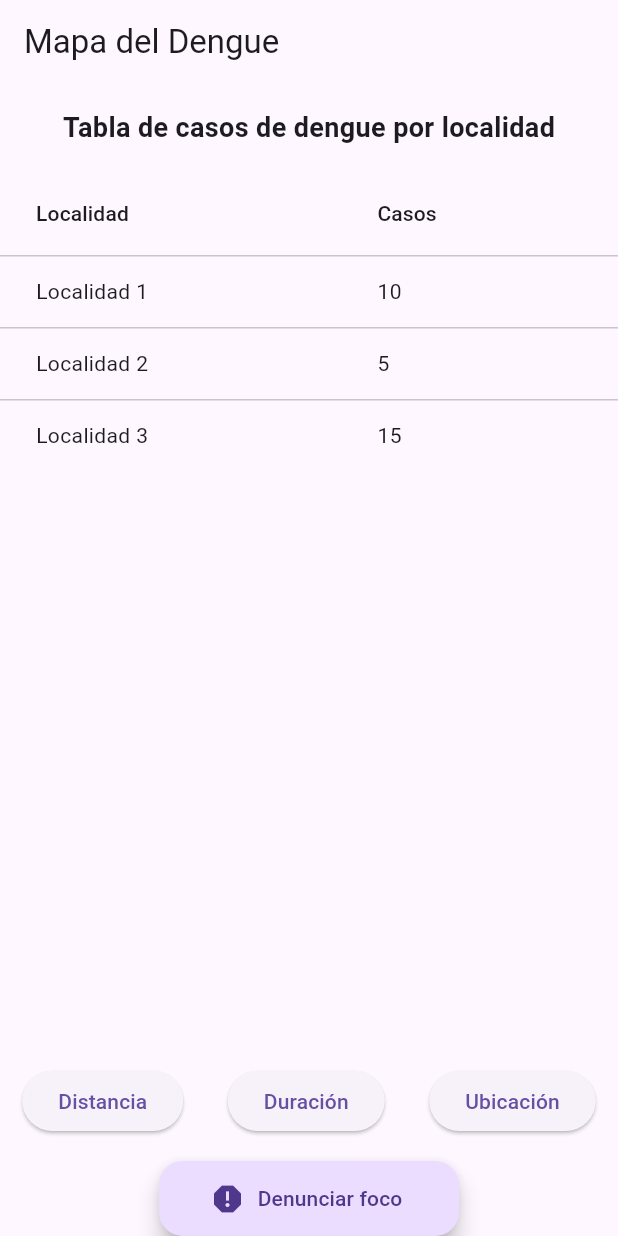
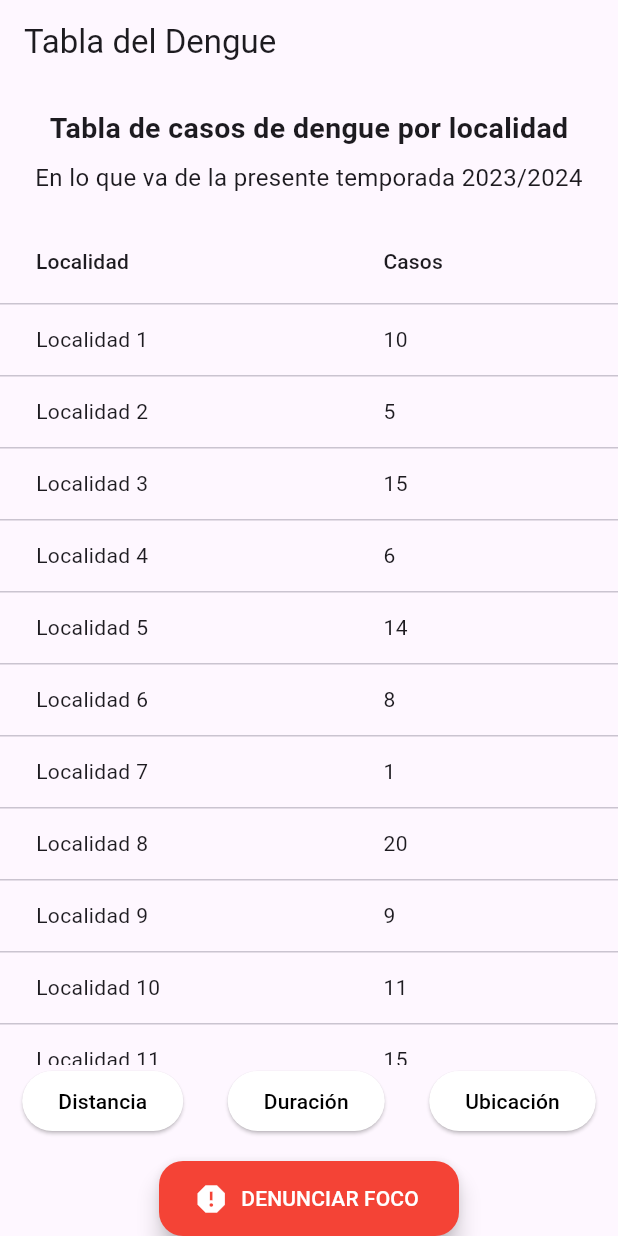
Before and after one commit to Error404Solutions/EpidemiApp, a Flutter app: the screen it shows after launch, on a phone screen of 412 x 824 dp. Run offline on Flutter 3.47's test engine with Material 3 defaults, Android fonts, the phone set to English and light mode, and no system bars; our stand-ins replace carousel_slider.

Commit message:
Adecuación para diseño final de casso sreportados

```diff
--- a/lib/src/casos_reportados.dart
+++ b/lib/src/casos_reportados.dart
@@ -10,9 +10,22 @@ class MyApp extends StatelessWidget {
   @override
   Widget build(BuildContext context) {
     return MaterialApp(
-      title: 'Mapa del Dengue',
+      title: 'Tabla del Dengue',
       theme: ThemeData(
-        primarySwatch: Colors.blue,
+        primarySwatch: Colors.red,
+        elevatedButtonTheme: ElevatedButtonThemeData(
+          style: ElevatedButton.styleFrom(
+            backgroundColor: Colors.white,
+            foregroundColor: Colors.black,
+            shape: RoundedRectangleBorder(
+              borderRadius: BorderRadius.circular(20),
+            ),
+          ),
+        ),
+        floatingActionButtonTheme: const FloatingActionButtonThemeData(
+          backgroundColor: Colors.red,
+          foregroundColor: Colors.white,
+        ),
       ),
       home: const PantallaPrincipal(),
     );
@@ -31,24 +44,46 @@ class _PantallaPrincipalState extends State<PantallaPrincipal> {
     Localidad('Localidad 1', 10),
     Localidad('Localidad 2', 5),
     Localidad('Localidad 3', 15),
+    Localidad('Localidad 4', 6),
+    Localidad('Localidad 5', 14),
+    Localidad('Localidad 6', 8),
+    Localidad('Localidad 7', 1),
+    Localidad('Localidad 8', 20),
+    Localidad('Localidad 9', 9),
+    Localidad('Localidad 10', 11),
+    Localidad('Localidad 11', 15),
+    Localidad('Localidad 12', 2),
   ];
 
   @override
   Widget build(BuildContext context) {
     return Scaffold(
       appBar: AppBar(
-        title: const Text('Mapa del Dengue'),
+        title: const Text('Tabla del Dengue'),
       ),
       body: Column(
         children: [
           const Padding(
             padding: EdgeInsets.all(16.0),
-            child: Text(
-              'Tabla de casos de dengue por localidad',
-              style: TextStyle(
-                fontSize: 18,
-                fontWeight: FontWeight.bold,
-              ),
+            child: Column(
+              crossAxisAlignment: CrossAxisAlignment.center,
+              children: [
+                Text(
+                  'Tabla de casos de dengue por localidad',
+                  style: TextStyle(
+                    fontSize: 19,
+                    fontWeight: FontWeight.bold,
+                  ),
+                ),
+                SizedBox(height: 8.0),
+                Text(
+                  'En lo que va de la presente temporada 2023/2024',
+                  style: TextStyle(
+                    fontSize: 16,
+                  ),
+                  textAlign: TextAlign.center,
+                ),
+              ],
             ),
           ),
           Expanded(
@@ -98,7 +133,7 @@ class _PantallaPrincipalState extends State<PantallaPrincipal> {
               onPressed: () {
                 // Navegar a la pantalla para denunciar un foco
               },
-              label: const Text('Denunciar foco'),
+              label: const Text('DENUNCIAR FOCO'),
               icon: const Icon(Icons.report),
             ),
           ),
```
